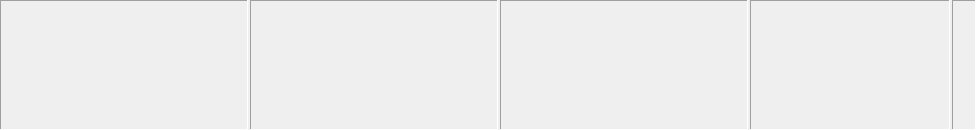
First picture: the form in src/status_bar.ui, repository qmule/qmule, before the edit.
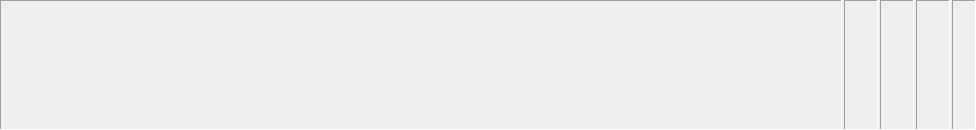
Second picture: the form after the edit. Custom widgets are drawn as their Qt base class.

Commit message: Changed status bar layout. Fixed new message notification. Added transfer deleting handling.

Patch:
```diff
--- a/src/status_bar.ui
+++ b/src/status_bar.ui
@@ -23,7 +23,7 @@
    <item>
     <widget class="QFrame" name="frame">
      <property name="sizePolicy">
-      <sizepolicy hsizetype="Ignored" vsizetype="Preferred">
+      <sizepolicy hsizetype="Expanding" vsizetype="Preferred">
        <horstretch>0</horstretch>
        <verstretch>0</verstretch>
       </sizepolicy>
@@ -74,6 +74,12 @@
    </item>
    <item>
     <widget class="QFrame" name="frame_2">
+     <property name="sizePolicy">
+      <sizepolicy hsizetype="Minimum" vsizetype="Preferred">
+       <horstretch>0</horstretch>
+       <verstretch>0</verstretch>
+      </sizepolicy>
+     </property>
      <property name="minimumSize">
       <size>
        <width>10</width>
@@ -82,7 +88,7 @@
      </property>
      <property name="maximumSize">
       <size>
-       <width>250</width>
+       <width>16777215</width>
        <height>16777215</height>
       </size>
      </property>
@@ -97,13 +103,13 @@
        <number>3</number>
       </property>
       <property name="leftMargin">
-       <number>2</number>
+       <number>3</number>
       </property>
       <property name="topMargin">
        <number>0</number>
       </property>
       <property name="rightMargin">
-       <number>0</number>
+       <number>3</number>
       </property>
       <property name="bottomMargin">
        <number>0</number>
@@ -130,7 +136,7 @@
       <item>
        <widget class="QLabel" name="labelInfo">
         <property name="sizePolicy">
-         <sizepolicy hsizetype="MinimumExpanding" vsizetype="Preferred">
+         <sizepolicy hsizetype="Minimum" vsizetype="Preferred">
           <horstretch>0</horstretch>
           <verstretch>0</verstretch>
          </sizepolicy>
@@ -145,6 +151,12 @@
    </item>
    <item>
     <widget class="QFrame" name="frame_3">
+     <property name="sizePolicy">
+      <sizepolicy hsizetype="Minimum" vsizetype="Preferred">
+       <horstretch>0</horstretch>
+       <verstretch>0</verstretch>
+      </sizepolicy>
+     </property>
      <property name="minimumSize">
       <size>
        <width>10</width>
@@ -153,7 +165,7 @@
      </property>
      <property name="maximumSize">
       <size>
-       <width>250</width>
+       <width>16777215</width>
        <height>16777215</height>
       </size>
      </property>
@@ -168,13 +180,13 @@
        <number>3</number>
       </property>
       <property name="leftMargin">
-       <number>2</number>
+       <number>3</number>
       </property>
       <property name="topMargin">
        <number>0</number>
       </property>
       <property name="rightMargin">
-       <number>0</number>
+       <number>3</number>
       </property>
       <property name="bottomMargin">
        <number>0</number>
@@ -201,7 +213,7 @@
       <item>
        <widget class="QLabel" name="labelSpeed">
         <property name="sizePolicy">
-         <sizepolicy hsizetype="MinimumExpanding" vsizetype="Preferred">
+         <sizepolicy hsizetype="Minimum" vsizetype="Preferred">
           <horstretch>0</horstretch>
           <verstretch>0</verstretch>
          </sizepolicy>
@@ -216,6 +228,12 @@
    </item>
    <item>
     <widget class="QFrame" name="frame_4">
+     <property name="sizePolicy">
+      <sizepolicy hsizetype="Minimum" vsizetype="Preferred">
+       <horstretch>0</horstretch>
+       <verstretch>0</verstretch>
+      </sizepolicy>
+     </property>
      <property name="minimumSize">
       <size>
        <width>10</width>
@@ -224,7 +242,7 @@
      </property>
      <property name="maximumSize">
       <size>
-       <width>200</width>
+       <width>16777215</width>
        <height>16777215</height>
       </size>
      </property>
@@ -239,13 +257,13 @@
        <number>3</number>
       </property>
       <property name="leftMargin">
-       <number>2</number>
+       <number>3</number>
       </property>
       <property name="topMargin">
        <number>0</number>
       </property>
       <property name="rightMargin">
-       <number>0</number>
+       <number>3</number>
       </property>
       <property name="bottomMargin">
        <number>0</number>
@@ -272,7 +290,7 @@
       <item>
        <widget class="QLabel" name="labelNet">
         <property name="sizePolicy">
-         <sizepolicy hsizetype="MinimumExpanding" vsizetype="Preferred">
+         <sizepolicy hsizetype="Minimum" vsizetype="Preferred">
           <horstretch>0</horstretch>
           <verstretch>0</verstretch>
          </sizepolicy>
@@ -334,6 +352,13 @@
   </layout>
  </widget>
  <layoutdefault spacing="6" margin="11"/>
+ <customwidgets>
+  <customwidget>
+   <class>clicked_label</class>
+   <extends>QLabel</extends>
+   <header>clicked_label.h</header>
+  </customwidget>
+ </customwidgets>
  <resources/>
  <connections/>
 </ui>
```
Left out of the diff: 2 changed lines with no effect on the pictures. The commit also changes 14 other files.
